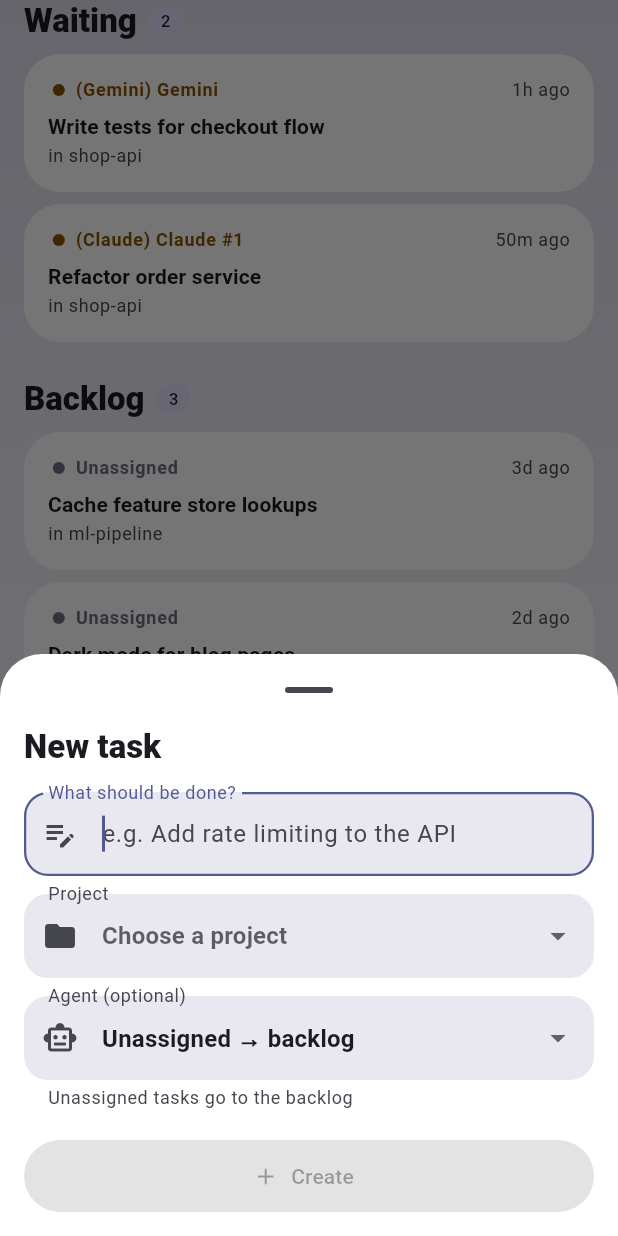
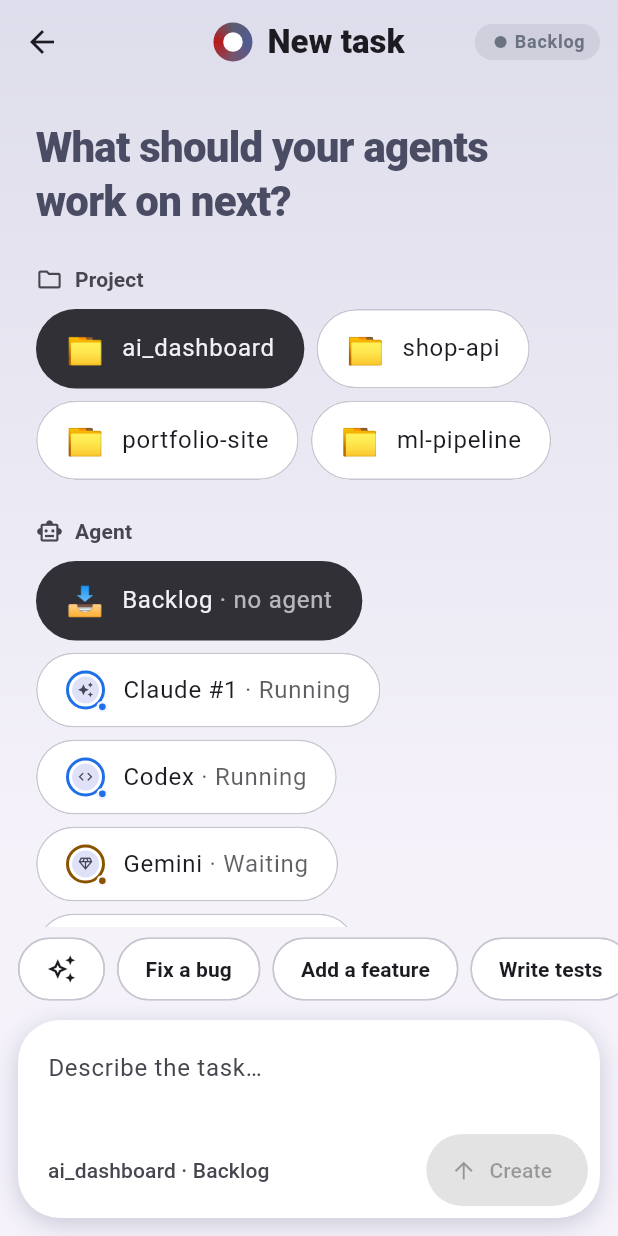
Before and after one commit to c0balt60/ai_dashboard, a Flutter app: the screen it shows after launch, item 4 of the bottom bar chosen, scrolled down 436 dp, after a tap on "New task", on a phone screen of 412 x 824 dp. Run offline on Flutter 3.47's test engine with Material 3 defaults, Android fonts, the phone set to English and light mode, and no system bars; our stand-ins replace flutter_riverpod, go_router.

Commit message:
Replace the new-task sheet with a full-screen assistant-style page
/new-task has a greeting, project and agent choice pills, template and
suggest chips, and a composer card whose text becomes the task title. The
Tasks FAB and the dashboard + open it.

Co-Authored-By: Claude Opus 5.5 (1M context) <noreply@anthropic.com>

```diff
--- a/lib/app/router.dart
+++ b/lib/app/router.dart
@@ -1,6 +1,6 @@
 /// App navigation: five bottom-nav tabs (each with its own back stack) and
-/// full-screen detail routes for a project and an agent chat, pushed on the
-/// root navigator so they cover the nav bar.
+/// full-screen routes for a project, an agent chat and a new task, pushed on
+/// the root navigator so they cover the nav bar.
 library;
 
 import 'package:flutter/material.dart';
@@ -13,6 +13,7 @@ import '../features/dashboard/dashboard_screen.dart';
 import '../features/projects/project_dashboard_screen.dart';
 import '../features/projects/projects_screen.dart';
 import '../features/settings/settings_screen.dart';
+import '../features/tasks/new_task_screen.dart';
 import '../features/tasks/tasks_screen.dart';
 import 'shell_scaffold.dart';
 
@@ -25,6 +26,8 @@ abstract final class AppRoutes {
 
   static String project(String id) => '/project/$id';
   static String agent(String id) => '/agent/$id';
+  static String newTask({String? projectId}) =>
+      projectId == null ? '/new-task' : '/new-task?project=$projectId';
 }
 
 final routerProvider = Provider<GoRouter>((ref) {
@@ -47,6 +50,11 @@ final routerProvider = Provider<GoRouter>((ref) {
             ProjectDashboardScreen(projectId: state.pathParameters['id']!),
       ),
       GoRoute(
+        path: '/new-task',
+        builder: (context, state) =>
+            NewTaskScreen(projectId: state.uri.queryParameters['project']),
+      ),
+      GoRoute(
         path: '/agent/:id',
         builder: (context, state) =>
             AgentChatScreen(agentId: state.pathParameters['id']!),
--- a/lib/features/dashboard/dashboard_screen.dart
+++ b/lib/features/dashboard/dashboard_screen.dart
@@ -13,7 +13,6 @@ import '../../widgets/layout.dart';
 import '../../widgets/page.dart';
 import '../../widgets/project_card.dart';
 import '../../widgets/prompt_bar.dart';
-import '../../widgets/sheets/new_task_sheet.dart';
 import '../../widgets/status/status_visuals.dart';
 
 final _pingProvider = FutureProvider.autoDispose<Duration>(
@@ -40,7 +39,7 @@ class DashboardScreen extends ConsumerWidget {
         HeaderAction(
           icon: Icons.add,
           tooltip: 'New task',
-          onPressed: () => showNewTaskSheet(context),
+          onPressed: () => context.push(AppRoutes.newTask()),
         ),
       ],
       onRefresh: () => ref.refresh(_pingProvider.future),
--- /dev/null
+++ b/lib/features/tasks/new_task_screen.dart
@@ -0,0 +1,447 @@
+import 'dart:math' as math;
+
+import 'package:flutter/material.dart';
+import 'package:flutter_riverpod/flutter_riverpod.dart';
+import 'package:go_router/go_router.dart';
+
+import '../../app/router.dart';
+import '../../data/models/models.dart';
+import '../../providers/backend_providers.dart';
+import '../../widgets/common.dart';
+import '../../widgets/layout.dart';
+import '../../widgets/prompt_bar.dart';
+import '../../widgets/status/agent_avatar.dart';
+import '../../widgets/status/status_badge.dart';
+import '../../widgets/status/status_visuals.dart';
+
+const _maxWidth = 820.0;
+
+/// Full-screen, assistant-style page for creating a task: pick the project and
+/// an optional agent as pills, then describe the work in the composer. The
+/// description becomes the task's title.
+class NewTaskScreen extends ConsumerStatefulWidget {
+  const NewTaskScreen({super.key, this.projectId});
+
+  /// Preselected project; defaults to the most recently active one.
+  final String? projectId;
+
+  @override
+  ConsumerState<NewTaskScreen> createState() => _NewTaskScreenState();
+}
+
+class _NewTaskScreenState extends ConsumerState<NewTaskScreen> {
+  static const _templates = [
+    ('Fix a bug', 'Fix the bug where '),
+    ('Add a feature', 'Add '),
+    ('Write tests', 'Write tests for '),
+    ('Refactor', 'Refactor '),
+    ('Update docs', 'Update the docs for '),
+  ];
+
+  final _description = TextEditingController();
+  late final _focus = FocusNode(
+    onKeyEvent: submitOnEnter(_description, _create),
+  );
+  late String? _projectId = widget.projectId;
+  String? _agentId;
+  bool _submitting = false;
+
+  @override
+  void dispose() {
+    _description.dispose();
+    _focus.dispose();
+    super.dispose();
+  }
+
+  Project? _selectedProject(List<Project> projects) =>
+      projects.where((p) => p.id == _projectId).firstOrNull ??
+      projects.fold<Project?>(
+        null,
+        (best, p) => best == null || p.lastActivity.isAfter(best.lastActivity)
+            ? p
+            : best,
+      );
+
+  void _fill(String text) {
+    _description.value = TextEditingValue(
+      text: text,
+      selection: TextSelection.collapsed(offset: text.length),
+    );
+    _focus.requestFocus();
+  }
+
+  /// Proposes a task from the selected project's state, e.g. its failing
+  /// tests.
+  void _suggest() {
+    final project = _selectedProject(ref.read(projectsProvider).value ?? []);
+    final run = project?.latestTestRun;
+    _fill(switch (run) {
+      TestRun(failed: > 0) =>
+        'Fix the ${run.failed} failing tests in ${run.suite}',
+      null => 'Set up a test suite covering the main flows',
+      _ => 'Review the latest changes and clean up anything risky',
+    });
+  }
+
+  Future<void> _create() async {
+    final title = _description.text.trim();
+    final project = _selectedProject(ref.read(projectsProvider).value ?? []);
+    if (title.isEmpty || project == null || _submitting) return;
+    final agent = _agentId == null ? null : ref.read(agentProvider(_agentId!));
+    final messenger = ScaffoldMessenger.of(context);
+    setState(() => _submitting = true);
+    await ref
+        .read(backendProvider)
+        .createTask(title, project.id, agentId: agent?.id);
+    if (!mounted) return;
+    // Opened from a deep link there is nothing to pop back to.
+    context.canPop() ? context.pop() : context.go(AppRoutes.tasks);
+    messenger.showSnackBar(
+      SnackBar(
+        content: Text(
+          agent == null
+              ? 'Task added to the backlog'
+              : 'Task queued for ${agent.name}',
+        ),
+      ),
+    );
+  }
+
+  @override
+  Widget build(BuildContext context) {
+    final theme = Theme.of(context);
+    final projectsAsync = ref.watch(projectsProvider);
+    final projects = projectsAsync.value ?? const <Project>[];
+    final agents = ref.watch(agentsProvider).value ?? const <Agent>[];
+    final project = _selectedProject(projects);
+    final agent = agents.where((a) => a.id == _agentId).firstOrNull;
+    final outcome = (agent == null ? TaskState.backlog : TaskState.waiting)
+        .visual(context);
+    final keyboardOpen = MediaQuery.viewInsetsOf(context).bottom > 0;
+
+    return AppBackdrop(
+      child: Scaffold(
+        backgroundColor: Colors.transparent,
+        appBar: AppBar(
+          centerTitle: true,
+          title: Row(
+            mainAxisSize: MainAxisSize.min,
+            children: [
+              const AiOrb(size: 26),
+              const SizedBox(width: 10),
+              Flexible(
+                child: Text(
+                  'New task',
+                  style: theme.textTheme.titleLarge,
+                  overflow: TextOverflow.ellipsis,
+                ),
+              ),
+            ],
+          ),
+          actions: [StatusBadge(outcome), const SizedBox(width: 12)],
+        ),
+        body: SafeArea(
+          top: false,
+          bottom: false,
+          child: Column(
+            children: [
+              Expanded(
+                child: projectsAsync.value == null
+                    ? AsyncValueView(
+                        projectsAsync,
+                        data: (_) => const SizedBox.shrink(),
+                      )
+                    : _Options(
+                        projects: projects,
+                        agents: agents,
+                        project: project,
+                        agent: agent,
+                        onProject: (id) => setState(() => _projectId = id),
+                        onAgent: (id) => setState(() => _agentId = id),
+                      ),
+              ),
+              _Composer(
+                controller: _description,
+                focusNode: _focus,
+                summary:
+                    '${project?.name ?? 'No project'} · '
+                    '${agent?.name ?? 'Backlog'}',
+                templates: _templates,
+                showChips: !keyboardOpen,
+                canCreate: project != null && !_submitting,
+                submitting: _submitting,
+                onTemplate: _fill,
+                onSuggest: _suggest,
+                onCreate: _create,
+              ),
+            ],
+          ),
+        ),
+      ),
+    );
+  }
+}
+
+/// Greeting and the project/agent choices, centered on wide screens.
+class _Options extends StatelessWidget {
+  const _Options({
+    required this.projects,
+    required this.agents,
+    required this.project,
+    required this.agent,
+    required this.onProject,
+    required this.onAgent,
+  });
+
+  final List<Project> projects;
+  final List<Agent> agents;
+  final Project? project;
+  final Agent? agent;
+  final ValueChanged<String> onProject;
+  final ValueChanged<String?> onAgent;
+
+  @override
+  Widget build(BuildContext context) {
+    final theme = Theme.of(context);
+    final muted = theme.textTheme.bodyMedium?.copyWith(
+      color: theme.colorScheme.onSurfaceVariant,
+    );
+
+    Widget pills(List<Widget> children) =>
+        Wrap(spacing: 8, runSpacing: 8, children: children);
+
+    return LayoutBuilder(
+      builder: (context, constraints) {
+        final column = math.min(constraints.maxWidth, _maxWidth);
+        final side = 24 + (constraints.maxWidth - column) / 2;
+        return ListView(
+          padding: EdgeInsets.fromLTRB(side, 24, side, 16),
+          children: [
+            const PromptGreeting('What should your agents work on next?'),
+            const SizedBox(height: 24),
+            const _OptionLabel(Icons.folder_outlined, 'Project'),
+            if (projects.isEmpty)
+              Text('Add a project folder on your PC first.', style: muted)
+            else
+              pills([
+                for (final p in projects)
+                  SuggestionPill.emoji(
+                    '📁',
+                    label: p.name,
+                    selected: p.id == project?.id,
+                    onTap: () => onProject(p.id),
+                  ),
+              ]),
+            const SizedBox(height: 24),
+            const _OptionLabel(Icons.smart_toy_outlined, 'Agent'),
+            pills([
+              SuggestionPill.emoji(
+                '📥',
+                label: 'Backlog',
+                caption: 'no agent',
+                selected: agent == null,
+                onTap: () => onAgent(null),
+              ),
+              for (final a in agents)
+                SuggestionPill(
+                  leading: AgentAvatar(a, radius: 11),
+                  label: a.name,
+                  caption: a.status.visual(context).label,
+                  selected: a.id == agent?.id,
+                  onTap: () => onAgent(a.id),
+                ),
+            ]),
+            const SizedBox(height: 12),
+            Text(
+              agent == null
+                  ? 'The task waits in the backlog until you assign an agent.'
+                  : 'Queued for ${agent!.name}. It starts as soon as the '
+                        'agent is free.',
+              style: muted,
+            ),
+          ],
+        );
+      },
+    );
+  }
+}
+
+class _OptionLabel extends StatelessWidget {
+  const _OptionLabel(this.icon, this.label);
+
+  final IconData icon;
+  final String label;
+
+  @override
+  Widget build(BuildContext context) {
+    final theme = Theme.of(context);
+    final color = theme.colorScheme.onSurfaceVariant;
+    return Padding(
+      padding: const EdgeInsets.only(bottom: 10),
+      child: Row(
+        children: [
+          Icon(icon, size: 18, color: color),
+          const SizedBox(width: 8),
+          Text(
+            label,
+            style: theme.textTheme.titleSmall?.copyWith(color: color),
+          ),
+        ],
+      ),
+    );
+  }
+}
+
+/// Template chips above the description card, which shows where the task
+/// goes and the Create button.
+class _Composer extends StatelessWidget {
+  const _Composer({
+    required this.controller,
+    required this.focusNode,
+    required this.summary,
+    required this.templates,
+    required this.showChips,
+    required this.canCreate,
+    required this.submitting,
+    required this.onTemplate,
+    required this.onSuggest,
+    required this.onCreate,
+  });
+
+  final TextEditingController controller;
+  final FocusNode focusNode;
+  final String summary;
+  final List<(String, String)> templates;
+  final bool showChips;
+  final bool canCreate;
+  final bool submitting;
+  final ValueChanged<String> onTemplate;
+  final VoidCallback onSuggest;
+  final VoidCallback onCreate;
+
+  @override
+  Widget build(BuildContext context) {
+    final theme = Theme.of(context);
+    final scheme = theme.colorScheme;
+    final chipLabel = theme.textTheme.titleSmall?.copyWith(
+      color: scheme.onSurface,
+    );
+
+    return SafeArea(
+      top: false,
+      child: ContentWidth(
+        maxWidth: _maxWidth,
+        child: Padding(
+          padding: const EdgeInsets.only(top: 4, bottom: 12),
+          child: Column(
+            mainAxisSize: MainAxisSize.min,
+            children: [
+              if (showChips) ...[
+                SingleChildScrollView(
+                  scrollDirection: Axis.horizontal,
+                  padding: const EdgeInsets.symmetric(horizontal: 12),
+                  child: Row(
+                    children: [
+                      ActionChip(
+                        tooltip: 'Suggest a task',
+                        padding: const EdgeInsets.all(10),
+                        label: Icon(
+                          Icons.auto_awesome_outlined,
+                          size: 20,
+                          color: scheme.onSurface,
+                        ),
+                        onPressed: onSuggest,
+                      ),
+                      for (final (label, starter) in templates)
+                        Padding(
+                          padding: const EdgeInsets.only(left: 8),
+                          child: ActionChip(
+                            padding: const EdgeInsets.all(10),
+                            label: Text(label, style: chipLabel),
+                            onPressed: () => onTemplate(starter),
+                          ),
+                        ),
+                    ],
+                  ),
+                ),
+                const SizedBox(height: 10),
+              ],
+              Padding(
+                padding: const EdgeInsets.symmetric(horizontal: 12),
+                child: PromptBarFrame(
+                  padding: const EdgeInsets.all(8),
+                  child: Column(
+                    crossAxisAlignment: CrossAxisAlignment.stretch,
+                    children: [
+                      TextField(
+                        controller: controller,
+                        focusNode: focusNode,
+                        minLines: 2,
+                        maxLines: 6,
+                        keyboardType: TextInputType.multiline,
+                        textCapitalization: TextCapitalization.sentences,
+                        style: theme.textTheme.bodyLarge,
+                        decoration: const InputDecoration(
+                          hintText: 'Describe the task…',
+                          border: InputBorder.none,
+                          enabledBorder: InputBorder.none,
+                          focusedBorder: InputBorder.none,
+                          filled: false,
+                          contentPadding: EdgeInsets.fromLTRB(12, 12, 12, 8),
+                        ),
+                      ),
+                      Row(
+                        children: [
+                          Expanded(
+                            child: Padding(
+                              padding: const EdgeInsets.only(left: 12),
+                              child: Text(
+                                summary,
+                                maxLines: 1,
+                                overflow: TextOverflow.ellipsis,
+                                style: theme.textTheme.labelLarge?.copyWith(
+                                  color: scheme.onSurfaceVariant,
+                                ),
+                              ),
+                            ),
+                          ),
+                          const SizedBox(width: 8),
+                          ValueListenableBuilder(
+                            valueListenable: controller,
+                            builder: (context, value, _) => Tooltip(
+                              message: enterSubmitsPrompt
+                                  ? 'Create task (Enter)'
+                                  : 'Create task',
+                              child: FilledButton.icon(
+                                style: FilledButton.styleFrom(
+                                  minimumSize: const Size(48, 48),
+                                ),
+                                onPressed:
+                                    canCreate && value.text.trim().isNotEmpty
+                                    ? onCreate
+                                    : null,
+                                icon: submitting
+                                    ? const SizedBox.square(
+                                        dimension: 18,
+                                        child: CircularProgressIndicator(
+                                          strokeWidth: 2,
+                                        ),
+                                      )
+                                    : const Icon(Icons.arrow_upward),
+                                label: const Text('Create'),
+                              ),
+                            ),
+                          ),
+                        ],
+                      ),
+                    ],
+                  ),
+                ),
+              ),
+            ],
+          ),
+        ),
+      ),
+    );
+  }
+}
--- a/lib/features/tasks/tasks_screen.dart
+++ b/lib/features/tasks/tasks_screen.dart
@@ -11,7 +11,6 @@ import '../../widgets/common.dart';
 import '../../widgets/layout.dart';
 import '../../widgets/page.dart';
 import '../../widgets/sheets/assign_agent_sheet.dart';
-import '../../widgets/sheets/new_task_sheet.dart';
 import '../../widgets/status/status_badge.dart';
 import '../../widgets/status/status_visuals.dart';
 import '../../widgets/task_card.dart';
@@ -39,7 +38,7 @@ class TasksScreen extends ConsumerWidget {
       title: 'Tasks',
       icon: Icons.checklist,
       floatingActionButton: FloatingActionButton.extended(
-        onPressed: () => showNewTaskSheet(context),
+        onPressed: () => context.push(AppRoutes.newTask()),
         icon: const Icon(Icons.add),
         label: const Text('New task'),
       ),
--- a/lib/widgets/sheets/new_task_sheet.dart
+++ /dev/null
@@ -1,180 +0,0 @@
-import 'package:flutter/material.dart';
-import 'package:flutter_riverpod/flutter_riverpod.dart';
-
-import '../../data/models/models.dart';
-import '../../providers/backend_providers.dart';
-import '../status/status_visuals.dart';
-
-/// Creates a task, optionally preselecting its project.
-Future<void> showNewTaskSheet(BuildContext context, {String? projectId}) {
-  return showModalBottomSheet<void>(
-    context: context,
-    isScrollControlled: true,
-    useRootNavigator: true,
-    useSafeArea: true,
-    builder: (context) => _NewTaskSheet(projectId: projectId),
-  );
-}
-
-class _NewTaskSheet extends ConsumerStatefulWidget {
-  const _NewTaskSheet({this.projectId});
-
-  final String? projectId;
-
-  @override
-  ConsumerState<_NewTaskSheet> createState() => _NewTaskSheetState();
-}
-
-class _NewTaskSheetState extends ConsumerState<_NewTaskSheet> {
-  /// Dropdown value for "no agent"; a null item value would show as the hint.
-  static const _unassigned = '';
-
-  final _title = TextEditingController();
-  late String? _projectId = widget.projectId;
-  String? _agentId;
-  bool _submitting = false;
-
-  @override
-  void dispose() {
-    _title.dispose();
-    super.dispose();
-  }
-
-  bool get _canCreate =>
-      _title.text.trim().isNotEmpty && _projectId != null && !_submitting;
-
-  Future<void> _create(List<Agent> agents) async {
-    if (!_canCreate) return;
-    final messenger = ScaffoldMessenger.of(context);
-    final navigator = Navigator.of(context);
-    final agent = agents.where((a) => a.id == _agentId).firstOrNull;
-    setState(() => _submitting = true);
-    await ref
-        .read(backendProvider)
-        .createTask(_title.text.trim(), _projectId!, agentId: agent?.id);
-    if (mounted) navigator.pop();
-    messenger.showSnackBar(
-      SnackBar(
-        content: Text(
-          agent == null
-              ? 'Task added to the backlog'
-              : 'Task queued for ${agent.name}',
-        ),
-      ),
-    );
-  }
-
-  @override
-  Widget build(BuildContext context) {
-    final theme = Theme.of(context);
-    final projects = ref.watch(projectsProvider).value ?? const <Project>[];
-    final agents = ref.watch(agentsProvider).value ?? const <Agent>[];
-    final projectValue = projects.any((p) => p.id == _projectId)
-        ? _projectId
-        : null;
-    final agentValue = agents.any((a) => a.id == _agentId)
-        ? _agentId!
-        : _unassigned;
-
-    return Padding(
-      padding: EdgeInsets.only(bottom: MediaQuery.viewInsetsOf(context).bottom),
-      child: SafeArea(
-        top: false,
-        child: SingleChildScrollView(
-          padding: const EdgeInsets.fromLTRB(16, 0, 16, 16),
-          child: Column(
-            crossAxisAlignment: CrossAxisAlignment.stretch,
-            mainAxisSize: MainAxisSize.min,
-            children: [
-              Text('New task', style: theme.textTheme.titleLarge),
-              const SizedBox(height: 16),
-              TextField(
-                controller: _title,
-                autofocus: true,
-                minLines: 1,
-                maxLines: 3,
-                textCapitalization: TextCapitalization.sentences,
-                textInputAction: TextInputAction.done,
-                decoration: const InputDecoration(
-                  labelText: 'What should be done?',
-                  hintText: 'e.g. Add rate limiting to the API',
-                  prefixIcon: Icon(Icons.edit_note),
-                ),
-                onChanged: (_) => setState(() {}),
-                onSubmitted: (_) => _create(agents),
-              ),
-              const SizedBox(height: 12),
-              DropdownButtonFormField<String>(
-                initialValue: projectValue,
-                isExpanded: true,
-                decoration: const InputDecoration(
-                  labelText: 'Project',
-                  prefixIcon: Icon(Icons.folder),
-                ),
-                hint: const Text('Choose a project'),
-                items: [
-                  for (final p in projects)
-                    DropdownMenuItem(
-                      value: p.id,
-                      child: Text(p.name, overflow: TextOverflow.ellipsis),
-                    ),
-                ],
-                onChanged: (id) => setState(() => _projectId = id),
-              ),
-              const SizedBox(height: 12),
-              DropdownButtonFormField<String>(
-                initialValue: agentValue,
-                isExpanded: true,
-                decoration: InputDecoration(
-                  labelText: 'Agent (optional)',
-                  prefixIcon: const Icon(Icons.smart_toy_outlined),
-                  helperText: _agentId == null
-                      ? 'Unassigned tasks go to the backlog'
-                      : 'Queued as waiting until the agent is free',
-                ),
-                items: [
-                  const DropdownMenuItem(
-                    value: _unassigned,
-                    child: Text('Unassigned → backlog'),
-                  ),
-                  for (final a in agents)
-                    DropdownMenuItem(
-                      value: a.id,
-                      child: Row(
-                        children: [
-                          Icon(a.type.icon, size: 18),
-                          const SizedBox(width: 8),
-                          Flexible(
-                            child: Text(
-                              '${a.name} · ${a.status.visual(context).label}',
-                              overflow: TextOverflow.ellipsis,
-                            ),
-                          ),
-                        ],
-                      ),
-                    ),
-                ],
-                onChanged: (id) =>
-                    setState(() => _agentId = id == _unassigned ? null : id),
-              ),
-              const SizedBox(height: 20),
-              FilledButton.icon(
-                style: FilledButton.styleFrom(
-                  minimumSize: const Size.fromHeight(48),
-                ),
-                onPressed: _canCreate ? () => _create(agents) : null,
-                icon: _submitting
-                    ? const SizedBox.square(
-                        dimension: 18,
-                        child: CircularProgressIndicator(strokeWidth: 2),
-                      )
-                    : const Icon(Icons.add),
-                label: const Text('Create'),
-              ),
-            ],
-          ),
-        ),
-      ),
-    );
-  }
-}
```
